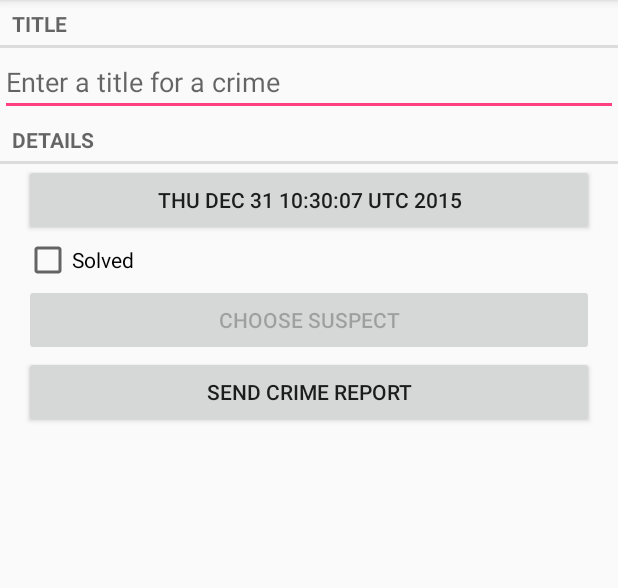
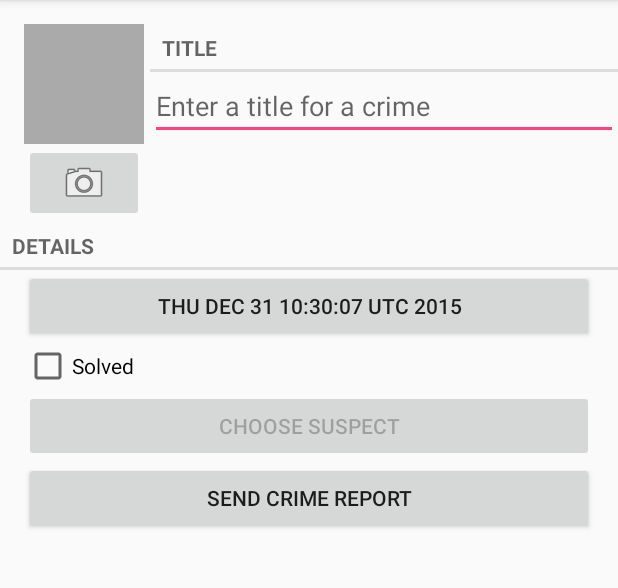
Before and after one commit to LiviuSo/CriminalIntent, an Android app: the CrimeFragment screen opened directly, with no data from a screen before it, on a phone screen of 412 x 824 dp, the part 84-672 px from its top. Run offline under Robolectric (Android 15) with nearby library versions, the phone set to English and light mode, and no system bars.

```diff
--- a/app/src/main/java/org/hello/criminalintent/Crime.java
+++ b/app/src/main/java/org/hello/criminalintent/Crime.java
@@ -54,4 +54,8 @@ public class Crime {
     public void setSuspect(String mSuspect) {
         this.mSuspect = mSuspect;
     }
+
+    public String getPhotoFilename() {
+        return "IMG_" + getId().toString() + ".jpg";
+    }
 }
--- a/app/src/main/java/org/hello/criminalintent/CrimeFragment.java
+++ b/app/src/main/java/org/hello/criminalintent/CrimeFragment.java
@@ -4,9 +4,11 @@ import android.app.Activity;
 import android.content.Intent;
 import android.content.pm.PackageManager;
 import android.database.Cursor;
+import android.graphics.Bitmap;
 import android.net.Uri;
 import android.os.Bundle;
 import android.provider.ContactsContract;
+import android.provider.MediaStore;
 import android.support.v4.app.Fragment;
 import android.support.v4.app.FragmentManager;
 import android.text.Editable;
@@ -20,7 +22,10 @@ import android.widget.CheckBox;
 import android.widget.CompoundButton;
 import android.widget.CompoundButton.OnCheckedChangeListener;
 import android.widget.EditText;
+import android.widget.ImageButton;
+import android.widget.ImageView;
 
+import java.io.File;
 import java.nio.BufferUnderflowException;
 import java.util.Date;
 import java.util.UUID;
@@ -31,13 +36,17 @@ public class CrimeFragment extends Fragment {
     private static final String DIALOG_DATE = "DialogDate";
     private static final int REQUEST_DATE = 0;
     private static final int REQUEST_CONTACT = 1;
-
+    private static final int REQUEST_PHOTO = 2;
     private Crime mCrime;
+    private File mPhotoFile;
     private EditText mTitleField;
     private Button mDateButton;
     private CheckBox mSolvedCheckbox;
     private Button mReportButton;
     private Button mSuspectButton;
+    private ImageButton mPhotoButton;
+    private ImageView mPhotoView;
+
 
     public static CrimeFragment newInstance(UUID crimeId) {
         Bundle args = new Bundle();
@@ -53,6 +62,7 @@ public class CrimeFragment extends Fragment {
         super.onCreate(savedInstanceState);
         UUID crimeId = (UUID) getArguments().getSerializable(ARG_CRIME_ID);
         mCrime = CrimeLab.get(getActivity()).getCrime(crimeId);
+        mPhotoFile = CrimeLab.get(getActivity()).getPhotoFile(mCrime);
     }
 
     @Override
@@ -145,6 +155,25 @@ public class CrimeFragment extends Fragment {
             mSuspectButton.setEnabled(false);
         }
 
+        mPhotoButton = (ImageButton) v.findViewById(R.id.crime_camera);
+        final Intent captureImage = new Intent(MediaStore.ACTION_IMAGE_CAPTURE);
+        boolean canTakePhoto = mPhotoFile != null
+                && captureImage.resolveActivity(packageManager) != null;
+        mPhotoButton.setEnabled(canTakePhoto);
+        if(canTakePhoto) {
+            Uri uri = Uri.fromFile(mPhotoFile);
+            captureImage.putExtra(MediaStore.EXTRA_OUTPUT, uri);
+        }
+        mPhotoButton.setOnClickListener(new View.OnClickListener() {
+            @Override
+            public void onClick(View v) {
+                startActivityForResult(captureImage, REQUEST_PHOTO);
+            }
+        });
+
+        mPhotoView = (ImageView) v.findViewById(R.id.crime_photo);
+        updatePhotoView();
+
         return v;
     }
 
@@ -180,6 +209,8 @@ public class CrimeFragment extends Fragment {
             } finally {
                 c.close();
             }
+        } else if(requestCode == REQUEST_PHOTO ){
+            updatePhotoView();
         }
     }
 
@@ -213,4 +244,12 @@ public class CrimeFragment extends Fragment {
         return report;
     }
 
+    private void updatePhotoView() {
+        if(mPhotoFile == null || !mPhotoFile.exists()) {
+            mPhotoView.setImageDrawable(null);
+        } else {
+            Bitmap bitmap = PictureUtils.getScaledBitmap(mPhotoFile.getPath(), getActivity());
+            mPhotoView.setImageBitmap(bitmap);
+        }
+    }
 }
--- a/app/src/main/java/org/hello/criminalintent/CrimeLab.java
+++ b/app/src/main/java/org/hello/criminalintent/CrimeLab.java
@@ -4,12 +4,14 @@ import android.content.ContentValues;
 import android.content.Context;
 import android.database.Cursor;
 import android.database.sqlite.SQLiteDatabase;
+import android.os.Environment;
 
 import org.hello.criminalintent.database.CrimeBaseHelper;
 import org.hello.criminalintent.database.CrimeCursorWrapper;
 
 import org.hello.criminalintent.database.CrimeDbSchema.CrimeTable;
 
+import java.io.File;
 import java.util.ArrayList;
 import java.util.List;
 import java.util.UUID;
@@ -56,7 +58,7 @@ public class CrimeLab {
 
         mDatabase.update(CrimeTable.NAME, values,
                 CrimeTable.Cols.UUID + " = ?",
-                new String[] { uuidString });
+                new String[]{uuidString});
     }
 
     private CrimeCursorWrapper queryCrimes(String whereClause, String[] whereArgs) {
@@ -106,4 +108,12 @@ public class CrimeLab {
             cursor.close();
         }
     }
+
+    public File getPhotoFile(Crime crime) {
+        File externalFilesDir = mContext.getExternalFilesDir(Environment.DIRECTORY_PICTURES);
+        if (externalFilesDir == null) {
+            return null;
+        }
+        return new File(externalFilesDir, crime.getPhotoFilename());
+    }
 }
--- a/app/src/main/res/layout-land/fragment_crime.xml
+++ b/app/src/main/res/layout-land/fragment_crime.xml
@@ -5,17 +5,8 @@
     android:layout_width="match_parent"
     android:layout_height="match_parent">
 
-    <TextView
-        android:layout_width="match_parent"
-        android:layout_height="wrap_content"
-        android:text="@string/crime_title_label"
-        style="?android:listSeparatorTextViewStyle"/>
-
-    <EditText
-        android:id="@+id/crime_title"
-        android:layout_width="match_parent"
-        android:layout_height="wrap_content"
-        android:hint="@string/crime_title_hint"/>
+    <include
+        layout="@layout/view_camera_and_title"/>
 
     <TextView
         android:layout_width="match_parent"
--- a/app/src/main/res/layout/fragment_crime.xml
+++ b/app/src/main/res/layout/fragment_crime.xml
@@ -5,17 +5,8 @@
     android:layout_width="match_parent"
     android:layout_height="match_parent">
 
-    <TextView
-        android:layout_width="match_parent"
-        android:layout_height="wrap_content"
-        android:text="@string/crime_title_label"
-        style="?android:listSeparatorTextViewStyle"/>
-
-    <EditText
-        android:id="@+id/crime_title"
-        android:layout_width="match_parent"
-        android:layout_height="wrap_content"
-        android:hint="@string/crime_title_hint"/>
+    <include
+        layout="@layout/view_camera_and_title"/>
 
     <TextView
         android:layout_width="match_parent"
--- /dev/null
+++ b/app/src/main/res/layout/view_camera_and_title.xml
@@ -0,0 +1,52 @@
+<?xml version="1.0" encoding="utf-8"?>
+
+<LinearLayout
+    android:layout_marginLeft="16dp"
+    android:layout_marginTop="16dp"
+    android:layout_height="wrap_content"
+    android:layout_width="match_parent"
+    xmlns:android="http://schemas.android.com/apk/res/android">
+
+    <LinearLayout
+        android:layout_height="wrap_content"
+        android:layout_marginRight="4dp"
+        android:layout_width="wrap_content"
+        android:orientation="vertical">
+
+        <ImageView
+            android:background="@android:color/darker_gray"
+            android:cropToPadding="true"
+            android:id="@+id/crime_photo"
+            android:layout_height="80dp"
+            android:layout_width="80dp"
+            android:scaleType="centerInside" />
+
+        <ImageButton
+            android:id="@+id/crime_camera"
+            android:layout_height="wrap_content"
+            android:layout_width="match_parent"
+            android:src="@android:drawable/ic_menu_camera" />
+
+    </LinearLayout>
+
+    <LinearLayout
+        android:layout_height="wrap_content"
+        android:layout_weight="1"
+        android:layout_width="wrap_content"
+        android:orientation="vertical">
+
+        <TextView
+            style="?android:listSeparatorTextViewStyle"
+            android:layout_height="wrap_content"
+            android:layout_width="match_parent"
+            android:text="@string/crime_title_label" />
+
+        <EditText
+            android:hint="@string/crime_title_hint"
+            android:id="@+id/crime_title"
+            android:layout_height="wrap_content"
+            android:layout_width="match_parent" />
+
+    </LinearLayout>
+
+</LinearLayout>
```
Also changed, not shown: app/src/main/AndroidManifest.xml (+11 -1 lines), app/src/main/java/org/hello/criminalintent/PictureUtils.java (added, +42 -0 lines).
